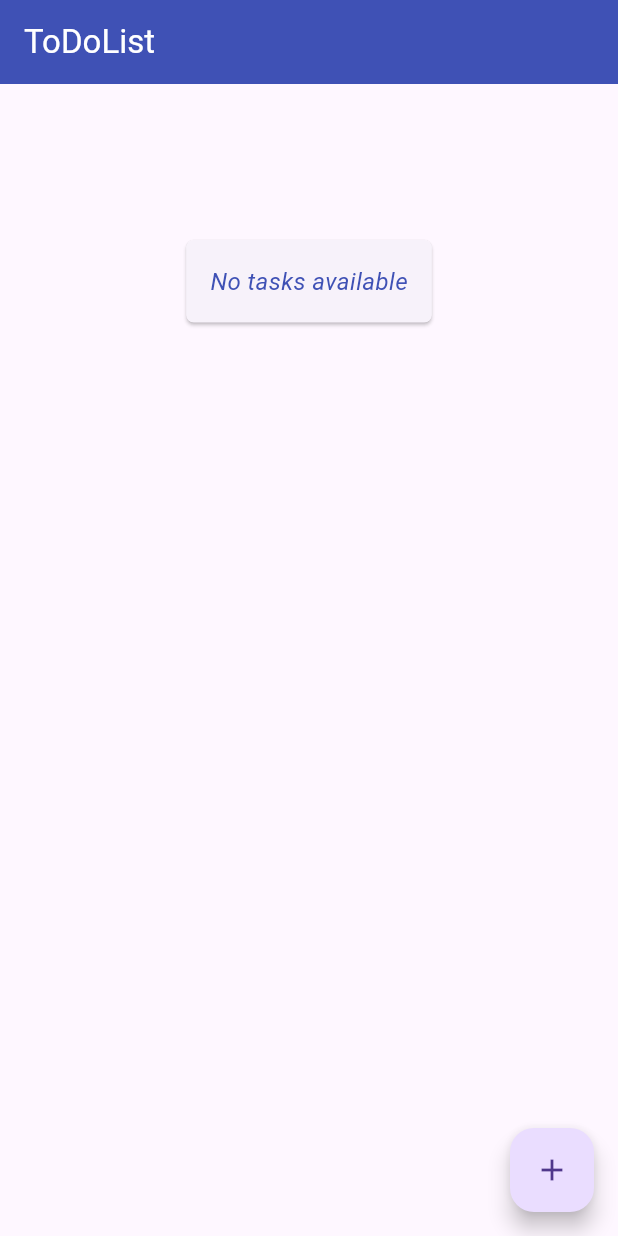
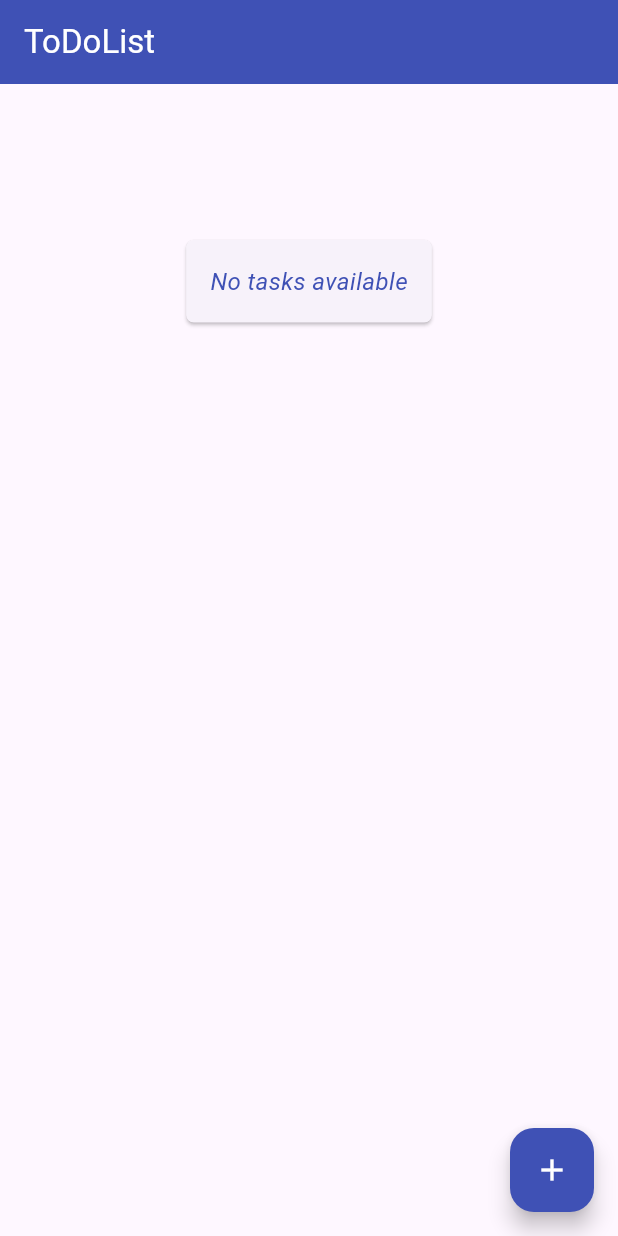
Before and after one commit to LordMathi2741/To-Do-List-Flutter, a Flutter app: the screen it shows after launch, on a phone screen of 412 x 824 dp. Run offline on Flutter 3.47's test engine with Material 3 defaults, Android fonts, the phone set to English and light mode, and no system bars.

Commit message:
style: defined floatting action button theme, set as primary backgroundcolor and background foregroundcolor

```diff
--- a/lib/theme/app_theme.dart
+++ b/lib/theme/app_theme.dart
@@ -25,6 +25,10 @@ class AppTheme {
          style: TextButton.styleFrom(
            textStyle: const TextStyle(color: primary)
          )
+    ),
+    floatingActionButtonTheme: const FloatingActionButtonThemeData(
+      backgroundColor: primary,
+      foregroundColor: background
     )
   );
 }
```
